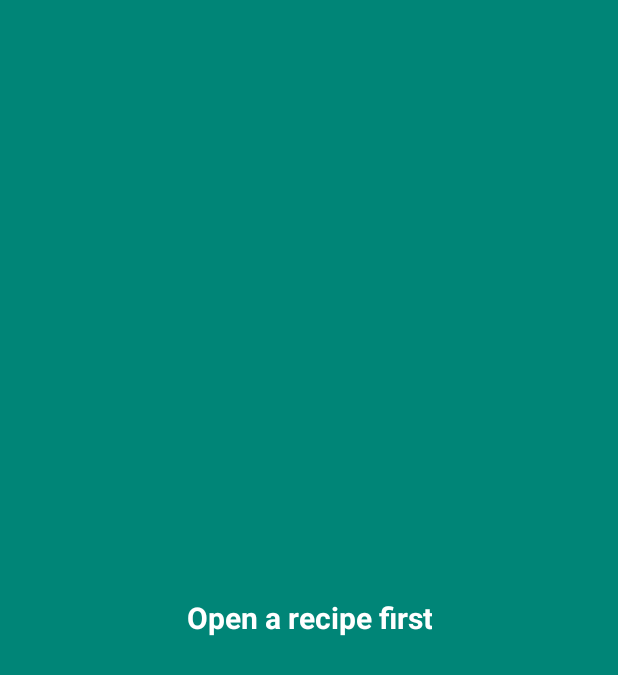
After one commit to marios-codes/BakeThat, an Android app: the layout ingredients_widget.xml on its own in the app's theme, with its tools: preview values and no code run, on a phone screen of 412 x 824 dp. The commit adds this screen. Shown: the top 675 px of the screen. Run offline under Robolectric (Android 15) with nearby library versions, the phone set to English and light mode, and no system bars.

Commit message:
Add ingredients widget necessary components to build upon

```diff
--- /dev/null
+++ b/app/src/main/res/drawable/ic_widget_list_preview_24dp.xml
@@ -0,0 +1,5 @@
+<vector android:height="24dp" android:tint="#008577"
+    android:viewportHeight="24.0" android:viewportWidth="24.0"
+    android:width="24dp" xmlns:android="http://schemas.android.com/apk/res/android">
+    <path android:fillColor="#FF000000" android:pathData="M4,10.5c-0.83,0 -1.5,0.67 -1.5,1.5s0.67,1.5 1.5,1.5 1.5,-0.67 1.5,-1.5 -0.67,-1.5 -1.5,-1.5zM4,4.5c-0.83,0 -1.5,0.67 -1.5,1.5S3.17,7.5 4,7.5 5.5,6.83 5.5,6 4.83,4.5 4,4.5zM4,16.5c-0.83,0 -1.5,0.68 -1.5,1.5s0.68,1.5 1.5,1.5 1.5,-0.68 1.5,-1.5 -0.67,-1.5 -1.5,-1.5zM7,19h14v-2L7,17v2zM7,13h14v-2L7,11v2zM7,5v2h14L21,5L7,5z"/>
+</vector>
--- /dev/null
+++ b/app/src/main/res/layout/ingredients_widget.xml
@@ -0,0 +1,34 @@
+<FrameLayout xmlns:android="http://schemas.android.com/apk/res/android"
+  android:layout_width="match_parent"
+  android:layout_height="match_parent"
+  android:padding="@dimen/widget_margin"
+  android:background="@android:color/transparent">
+
+  <ListView
+    android:id="@+id/appwidget_list_view"
+    android:layout_width="match_parent"
+    android:layout_height="match_parent"
+    android:layout_margin="8dp"
+    android:background="@color/colorPrimary"/>
+
+  <RelativeLayout
+    android:id="@+id/widget_list_empty_view"
+    android:layout_width="match_parent"
+    android:layout_height="match_parent"
+    android:orientation="vertical"
+    android:background="@color/colorPrimary">
+
+    <TextView
+      android:layout_centerInParent="true"
+      android:layout_width="wrap_content"
+      android:layout_height="wrap_content"
+      android:textAlignment="center"
+      android:text="@string/widget_empty_view_prompt"
+      android:textColor="#ffffff"
+      android:textSize="20sp"
+      android:textStyle="bold" />
+
+
+  </RelativeLayout>
+
+</FrameLayout>
--- a/app/src/main/res/values/strings.xml
+++ b/app/src/main/res/values/strings.xml
@@ -4,4 +4,7 @@
 
   <string name="ingredients_label">Ingredients</string>
   <string name="steps_label">Steps</string>
+  <string name="appwidget_text">EXAMPLE</string>
+  <string name="add_widget">Add widget</string>
+  <string name="widget_empty_view_prompt">Open a recipe first</string>
 </resources>
```
Also changed, not shown: app/src/main/AndroidManifest.xml (+12 -1 lines), app/src/main/java/com/marioszou/android/bakethat/Widget/IngredientsWidgetProvider.java (added, +43 -0 lines), app/src/main/res/values-v14/dimens.xml (added, +10 -0 lines), app/src/main/res/values/dimens.xml (added, +10 -0 lines), app/src/main/res/xml/ingredients_widget_info.xml (added, +11 -0 lines).
